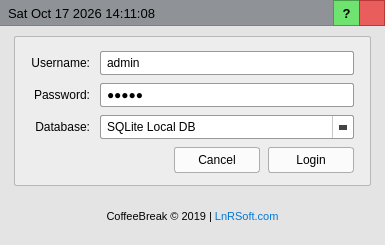
Qt form logindialog.ui (rolandihasz/CB26b) before a commit.
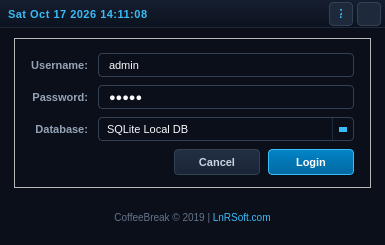
The same form after that commit. Icons and pictures are not drawn.

Commit message: feat: integrate eagle eye classifier and database manager features

What changed in the file:
```diff
--- a/logindialog.ui
+++ b/logindialog.ui
@@ -30,10 +30,224 @@
     <normaloff>:/icons/icons/database.svg</normaloff>:/icons/icons/database.svg</iconset>
   </property>
   <property name="styleSheet">
-   <string notr="true">QDialog {
-    background-color: #e4e4e4;
-    font-family: 'Segoe UI', Arial, sans-serif;
-}</string>
+   <string notr="true">/* ===================================================================
+   COFFEEBREAK TELEMETRY - WORLD CLASS MISSION CONTROL THEME
+   LOGIN DIALOG
+   =================================================================== */
+
+QDialog#LoginDialog {
+    background-color: #0b0f19;
+    color: #f8fafc;
+    font-family: 'Segoe UI', -apple-system, BlinkMacSystemFont, 'Inter', 'Roboto', sans-serif;
+    font-size: 11px;
+}
+
+/* --- Top Utility Bar --- */
+QWidget#topBar {
+    background: qlineargradient(x1:0, y1:0, x2:0, y2:1, stop:0 #151e30, stop:1 #0c121e);
+    border-bottom: 1px solid #1e293b;
+}
+
+QLabel#m_timeLabel {
+    color: #38bdf8;
+    font-family: 'Consolas', 'Segoe UI', monospace;
+    font-size: 11px;
+    font-weight: 600;
+    letter-spacing: 0.5px;
+}
+
+QPushButton#m_helpBtn {
+    background-color: #1e293b;
+    border: 1px solid #334155;
+    border-radius: 4px;
+    color: #38bdf8;
+    font-family: 'Segoe UI', sans-serif;
+    font-weight: bold;
+    font-size: 12px;
+}
+
+QPushButton#m_helpBtn:hover {
+    background-color: #27354d;
+    border-color: #38bdf8;
+    color: #ffffff;
+}
+
+QPushButton#m_helpBtn:pressed {
+    background-color: #0f172a;
+    border-color: #0284c7;
+    color: #38bdf8;
+}
+
+QPushButton#m_powerBtn {
+    background-color: #1e293b;
+    border: 1px solid #334155;
+    border-radius: 4px;
+    color: #f87171;
+}
+
+QPushButton#m_powerBtn:hover {
+    background-color: #7f1d1d;
+    border-color: #ef4444;
+}
+
+QPushButton#m_powerBtn:pressed {
+    background-color: #991b1b;
+    border-color: #f87171;
+}
+
+/* --- Card Containers and Panels --- */
+QFrame#formFrame, QFrame[isCard="true"] {
+    background-color: #0f172a;
+    border: 1px solid #1e293b;
+    border-radius: 6px;
+}
+
+QFrame#formFrame:hover, QFrame[isCard="true"]:hover {
+    border: 1px solid #334155;
+}
+
+/* --- Form Field Labels --- */
+QLabel#userLabel, QLabel#passLabel, QLabel#dbLabel {
+    color: #94a3b8;
+    font-size: 11px;
+    font-weight: 600;
+}
+
+/* --- Input Controls --- */
+QLineEdit {
+    background-color: #0b0f19;
+    border: 1px solid #334155;
+    border-radius: 4px;
+    padding: 3px 8px;
+    color: #f8fafc;
+    font-family: 'Consolas', 'Courier New', monospace;
+    font-size: 11px;
+}
+
+QLineEdit:hover {
+    border-color: #475569;
+}
+
+QLineEdit:focus {
+    border: 1px solid #38bdf8;
+    background-color: #0f172a;
+}
+
+/* --- Database Dropdown --- */
+QComboBox {
+    background-color: #0b0f19;
+    border: 1px solid #334155;
+    border-radius: 4px;
+    padding: 3px 8px;
+    color: #f8fafc;
+    font-family: 'Segoe UI', -apple-system, BlinkMacSystemFont, sans-serif;
+    font-size: 11px;
+}
+
+QComboBox:hover {
+    border-color: #38bdf8;
+}
+
+QComboBox:focus {
+    border: 1px solid #38bdf8;
+    background-color: #0f172a;
+}
+
+QComboBox::drop-down {
+    subcontrol-origin: padding;
+    subcontrol-position: top right;
+    width: 20px;
+    border-left: 1px solid #1e293b;
+    border-top-right-radius: 4px;
+    border-bottom-right-radius: 4px;
+}
+
+QComboBox::down-arrow {
+    border-left: 4px solid transparent;
+    border-right: 4px solid transparent;
+    border-top: 5px solid #38bdf8;
+    width: 0px;
+    height: 0px;
+    margin-top: 1px;
+}
+
+QComboBox QAbstractItemView {
+    background-color: #0f172a;
+    color: #f8fafc;
+    border: 1px solid #1e293b;
+    selection-background-color: #1e293b;
+    selection-color: #38bdf8;
+    outline: none;
+    padding: 2px;
+}
+
+/* --- Push Buttons --- */
+QPushButton {
+    background: qlineargradient(x1:0, y1:0, x2:0, y2:1, stop:0 #222f44, stop:1 #1a2436);
+    color: #f1f5f9;
+    border: 1px solid #334155;
+    border-radius: 4px;
+    padding: 4px 10px;
+    font-size: 11px;
+    font-weight: 600;
+}
+
+QPushButton:hover {
+    background: qlineargradient(x1:0, y1:0, x2:0, y2:1, stop:0 #2d3e5a, stop:1 #223048);
+    border-color: #38bdf8;
+    color: #ffffff;
+}
+
+QPushButton:pressed {
+    background: #141d2c;
+    border-color: #0284c7;
+    color: #38bdf8;
+}
+
+/* Primary Action: Login */
+QPushButton#m_loginBtn {
+    background: qlineargradient(x1:0, y1:0, x2:0, y2:1, stop:0 #0284c7, stop:1 #0369a1);
+    border: 1px solid #38bdf8;
+    color: #ffffff;
+    font-weight: bold;
+}
+
+QPushButton#m_loginBtn:hover {
+    background: qlineargradient(x1:0, y1:0, x2:0, y2:1, stop:0 #0ea5e9, stop:1 #0284c7);
+    border-color: #7dd3fc;
+}
+
+QPushButton#m_loginBtn:pressed {
+    background: #0369a1;
+    border-color: #0284c7;
+    color: #38bdf8;
+}
+
+/* Secondary Action: Cancel */
+QPushButton#m_cancelBtn {
+    background: qlineargradient(x1:0, y1:0, x2:0, y2:1, stop:0 #222f44, stop:1 #1a2436);
+    border: 1px solid #334155;
+    color: #cbd5e1;
+}
+
+QPushButton#m_cancelBtn:hover {
+    background: qlineargradient(x1:0, y1:0, x2:0, y2:1, stop:0 #2d3e5a, stop:1 #223048);
+    border-color: #f87171;
+    color: #f87171;
+}
+
+QPushButton#m_cancelBtn:pressed {
+    background: #141d2c;
+    border-color: #ef4444;
+    color: #ef4444;
+}
+
+/* --- Footer --- */
+QLabel#footerLabel {
+    color: #64748b;
+    font-size: 10px;
+}
+</string>
   </property>
   <layout class="QVBoxLayout" name="mainLayout">
    <property name="spacing">
@@ -56,24 +270,18 @@
      <property name="minimumSize">
       <size>
        <width>0</width>
-       <height>26</height>
+       <height>28</height>
       </size>
      </property>
      <property name="maximumSize">
       <size>
        <width>16777215</width>
-       <height>26</height>
+       <height>28</height>
       </size>
      </property>
-     <property name="styleSheet">
-      <string notr="true">QWidget#topBar {
-    background-color: #8f9296;
-    border-bottom: 1px solid #7d8084;
-}</string>
-     </property>
      <layout class="QHBoxLayout" name="topBarLayout">
       <property name="spacing">
-       <number>0</number>
+       <number>4</number>
       </property>
       <property name="leftMargin">
        <number>8</number>
@@ -82,19 +290,13 @@
        <number>0</number>
       </property>
       <property name="rightMargin">
-       <number>0</number>
+       <number>4</number>
       </property>
       <property name="bottomMargin">
        <number>0</number>
       </property>
       <item>
        <widget class="QLabel" name="m_timeLabel">
-        <property name="styleSheet">
-         <string notr="true">color: #000000;
-font-family: 'Segoe UI', Arial, sans-serif;
-font-size: 13px;
-font-weight: normal;</string>
-        </property>
         <property name="text">
          <string>Sat Oct 17 2026 14:11:08</string>
         </property>
@@ -117,14 +319,14 @@
        <widget class="QPushButton" name="m_helpBtn">
         <property name="minimumSize">
          <size>
-          <width>26</width>
-          <height>26</height>
+          <width>24</width>
+          <height>24</height>
          </size>
         </property>
         <property name="maximumSize">
          <size>
-          <width>26</width>
-          <height>26</height>
+          <width>24</width>
+          <height>24</height>
          </size>
         </property>
         <property name="cursor">
@@ -133,22 +335,6 @@
         <property name="toolTip">
          <string>Information &amp; Help</string>
         </property>
-        <property name="styleSheet">
-         <string notr="true">QPushButton {
-    background-color: #6fe36f;
-    border: 1px solid #489e48;
-    border-right: none;
-    color: #000000;
-    font-weight: bold;
-    font-size: 13px;
-}
-QPushButton:hover {
-    background-color: #5bd45b;
-}
-QPushButton:pressed {
-    background-color: #4ac04a;
-}</string>
-        </property>
         <property name="text">
          <string>?</string>
         </property>
@@ -158,14 +344,14 @@
        <widget class="QPushButton" name="m_powerBtn">
         <property name="minimumSize">
          <size>
-          <width>26</width>
-          <height>26</height>
+          <width>24</width>
+          <height>24</height>
          </size>
         </property>
         <property name="maximumSize">
          <size>
-          <width>26</width>
-          <height>26</height>
+          <width>24</width>
+          <height>24</height>
          </size>
         </property>
         <property name="cursor">
@@ -174,18 +360,6 @@
         <property name="toolTip">
          <string>Exit CoffeeBreak</string>
         </property>
-        <property name="styleSheet">
-         <string notr="true">QPushButton {
-    background-color: #ea5d5d;
-    border: 1px solid #ba3838;
-}
-QPushButton:hover {
-    background-color: #dc4b4b;
-}
-QPushButton:pressed {
-    background-color: #cb3939;
-}</string>
-        </property>
         <property name="text">
          <string/>
         </property>
@@ -195,8 +369,8 @@
         </property>
         <property name="iconSize">
          <size>
-          <width>16</width>
-          <height>16</height>
+          <width>14</width>
+          <height>14</height>
          </size>
         </property>
        </widget>
@@ -221,56 +395,6 @@
       </property>
       <item>
        <widget class="QFrame" name="formFrame">
-        <property name="styleSheet">
-         <string notr="true">QFrame#formFrame {
-    background-color: #ededed;
-    border: 1px solid #b8b8b8;
-    border-radius: 2px;
-}
-QLabel {
-    color: #000000;
-    font-size: 12px;
-}
-QLineEdit {
-    background-color: #ffffff;
-    border: 1px solid #999999;
-    border-radius: 2px;
-    padding: 2px 4px;
-    color: #000000;
-    font-size: 12px;
-}
-QLineEdit:focus {
-    border: 1px solid #0078d7;
-}
-QComboBox {
-    background-color: #ffffff;
-    border: 1px solid #999999;
-    border-radius: 2px;
-    padding: 2px 6px;
-    color: #000000;
-    font-size: 12px;
-}
-QComboBox::drop-down {
-    subcontrol-origin: padding;
-    subcontrol-position: top right;
-    width: 20px;
-    border-left: 1px solid #c8c8c8;
-}
-QComboBox::down-arrow {
-    border-left: 4px solid transparent;
-    border-right: 4px solid transparent;
-    border-top: 5px solid #444444;
-    width: 0px;
-    height: 0px;
-    margin-top: 1px;
-}
-QComboBox QAbstractItemView {
-    background-color: #ffffff;
-    color: #000000;
-    selection-background-color: #0078d7;
-    selection-color: #ffffff;
-}</string>
-        </property>
         <property name="frameShape">
          <enum>QFrame::Shape::StyledPanel</enum>
         </property>
@@ -430,22 +554,6 @@
              <property name="cursor">
               <cursorShape>PointingHandCursor</cursorShape>
              </property>
-             <property name="styleSheet">
-              <string notr="true">QPushButton {
-    background-color: #fbfbfb;
-    border: 1px solid #adadad;
-    border-radius: 3px;
-    color: #000000;
-    font-size: 12px;
-}
-QPushButton:hover {
-    background-color: #e5f1fb;
-    border-color: #0078d7;
-}
-QPushButton:pressed {
-    background-color: #cce4f7;
-}</string>
-             </property>
              <property name="text">
               <string>Cancel</string>
              </property>
@@ -478,22 +586,6 @@
              <property name="cursor">
               <cursorShape>PointingHandCursor</cursorShape>
              </property>
-             <property name="styleSheet">
-              <string notr="true">QPushButton {
-    background-color: #fbfbfb;
-    border: 1px solid #adadad;
-    border-radius: 3px;
-    color: #000000;
-    font-size: 12px;
-}
-QPushButton:hover {
-    background-color: #e5f1fb;
-    border-color: #0078d7;
-}
-QPushButton:pressed {
-    background-color: #cce4f7;
-}</string>
-             </property>
              <property name="text">
               <string>Login</string>
              </property>
@@ -522,12 +614,8 @@
    </item>
    <item>
     <widget class="QLabel" name="footerLabel">
-     <property name="styleSheet">
-      <string notr="true">color: #000000;
-font-size: 11px;</string>
-     </property>
      <property name="text">
-      <string>CoffeeBreak © 2019 | &lt;a href=&quot;https://lnrsoft.com&quot; style=&quot;color: #0078d7; text-decoration: none;&quot;&gt;LnRSoft.com&lt;/a&gt;</string>
+      <string>CoffeeBreak © 2019 | &lt;a href=&quot;https://lnrsoft.com&quot; style=&quot;color: #38bdf8; text-decoration: none;&quot;&gt;LnRSoft.com&lt;/a&gt;</string>
      </property>
      <property name="alignment">
       <set>Qt::AlignmentFlag::AlignCenter</set>
```
Left out of the diff: 5 changed lines with no effect on the pictures. The commit also changes 47 other files.
